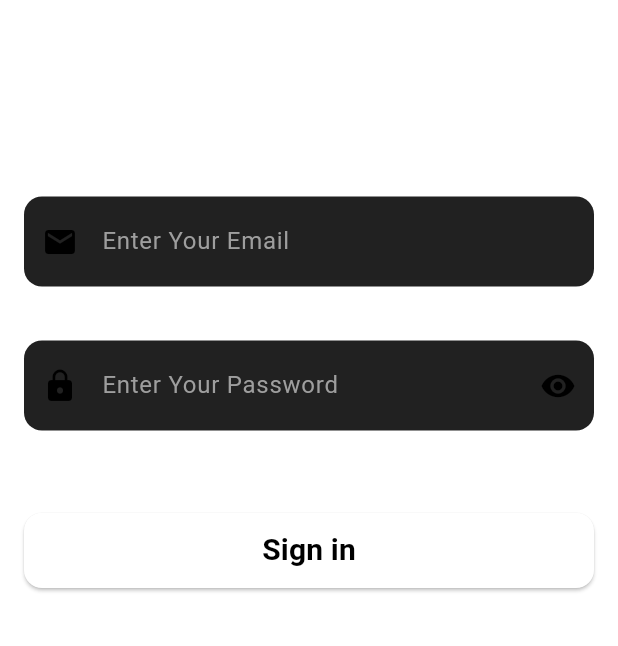
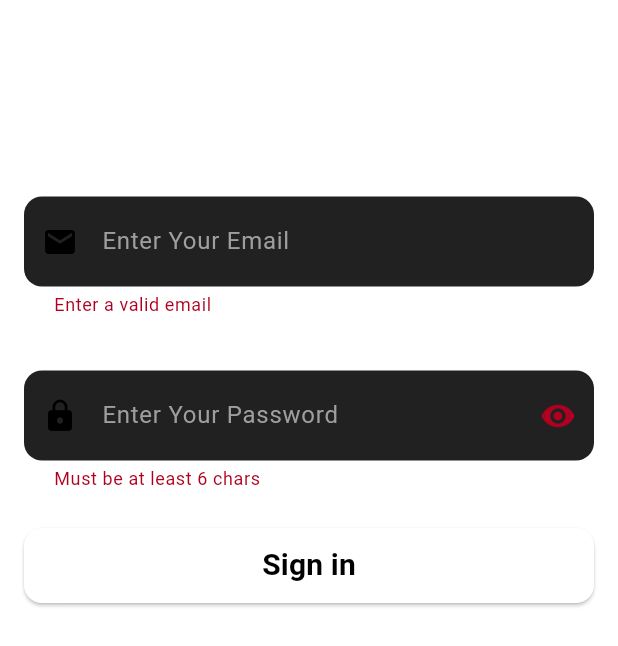
Before and after one commit to iamayushsharmaa/Pantry-Ai, a Flutter app: the SigninScreen screen opened by its route, after a tap on "Sign in", on a phone screen of 412 x 824 dp. Shown: the top 646 px of the screen. Run offline on Flutter 3.47's test engine with Material 3 defaults, Android fonts, the phone set to English and light mode, and no system bars; our stand-ins replace bloc, camera, cloud_firestore, dio, firebase_auth, firebase_core and 8 more; accounts and stored records are empty.

Commit message:
bloc in sign in screen setup

```diff
--- a/lib/config/routes.dart
+++ b/lib/config/routes.dart
@@ -1,11 +1,9 @@
 import 'package:cloud_firestore/cloud_firestore.dart';
 import 'package:firebase_auth/firebase_auth.dart';
 import 'package:flutter/material.dart';
-import 'package:flutter_bloc/flutter_bloc.dart';
 import 'package:flutter_secure_storage/flutter_secure_storage.dart';
 import 'package:go_router/go_router.dart';
 import 'package:google_sign_in/google_sign_in.dart';
-import 'package:pantry_ai/features/auth/presentation/bloc/auth_bloc.dart';
 import 'package:pantry_ai/features/auth/presentation/screens/sign_in_screen.dart';
 import 'package:pantry_ai/features/auth/presentation/screens/sign_up_screen.dart';
 import 'package:pantry_ai/features/dishes/presentation/screens/dishes_detail_screen.dart';
@@ -13,6 +11,7 @@ import 'package:pantry_ai/features/dishes/presentation/screens/dishes_list_scree
 import 'package:pantry_ai/features/home/presentation/screens/widget_tree.dart';
 import 'package:pantry_ai/splash.dart';
 
+import '../features/analytics/presentation/screens/analytics_screen.dart';
 import '../features/auth/domain/repository/auth_repository_impl.dart';
 import '../features/auth/presentation/screens/onboarding_screen.dart';
 import '../features/home/presentation/screens/home_screen.dart';
@@ -38,43 +37,23 @@ GoRouter createRouter() {
       GoRoute(
         path: '/splash',
         name: 'splash',
-        builder: (context, state) {
-          return BlocProvider(
-            create: (context) => AuthBloc(authRepository: authRepository),
-            child: Splash(),
-          );
-        },
+        builder: (context, state) => Splash(),
       ),
       GoRoute(
         path: '/onboarding',
         name: 'onBoarding',
-        builder: (context, state) {
-          return BlocProvider(
-            create: (context) => AuthBloc(authRepository: authRepository),
-            child: OnBoardingScreen(),
-          );
-        },
+        builder: (context, state) => OnBoardingScreen(),
       ),
 
       GoRoute(
         path: '/sign-in',
         name: 'signIn',
-        builder: (context, state) {
-          return BlocProvider(
-            create: (context) => AuthBloc(authRepository: authRepository),
-            child: SigninScreen(),
-          );
-        },
+        builder: (context, state) => SigninScreen(),
       ),
       GoRoute(
         path: '/sign-up',
         name: 'signUp',
-        builder: (context, state) {
-          return BlocProvider(
-            create: (context) => AuthBloc(authRepository: authRepository),
-            child: SignupScreen(),
-          );
-        },
+        builder: (context, state) => SignupScreen(),
       ),
       GoRoute(
         path: '/camera',
@@ -97,51 +76,19 @@ GoRouter createRouter() {
           GoRoute(
             path: '/home',
             name: 'home',
-            builder: (context, state) => HomeScreen(),
+            builder: (context, state) {
+              return HomeScreen();
+            },
           ),
-          // GoRoute(
-          //   path: '/',
-          //   name: 'clients',
-          //   builder: (context, state) => ClientScreen(),
-          // ),
-          // GoRoute(
-          //   path: '/analytics',
-          //   name: 'analytics',
-          //   builder: (context, state) => AnalyticsScreen(),
-          // ),
+          GoRoute(
+            path: '/analytics',
+            name: 'analytics',
+            builder: (context, state) => AnalyticsScreen(),
+          ),
         ],
       ),
     ],
-    redirect: (context, state) {
-      // final authState = context
-      //     .read<AuthBloc>()
-      //     .state;
-      // final currentPath = state.uri.path;
-      // final isPublicRoute = [
-      //   '/onboarding',
-      //   '/signin',
-      //   '/signup',
-      // ].contains(currentPath);
-      //
-      // if (authState is Authenticated && isPublicRoute) {
-      //   return '/home';
-      // }
-      // if (authState is Unauthenticated && !isPublicRoute) {
-      //   return '/onboarding';
-      // }
-      return '/home';
-    },
     errorBuilder: (context, state) =>
         Scaffold(body: Center(child: Text('Page not found: ${state.uri}'))),
   );
 }
-
-// class GoRouterRefresh extends ChangeNotifier {
-//   final AuthBloc bloc;
-//
-//   GoRouterRefresh(this.bloc) {
-//     bloc.stream.listen((_) {
-//       notifyListeners();
-//     });
-//   }
-// }
--- a/lib/features/auth/presentation/screens/sign_in_screen.dart
+++ b/lib/features/auth/presentation/screens/sign_in_screen.dart
@@ -1,7 +1,11 @@
 import 'package:flutter/material.dart';
+import 'package:flutter_bloc/flutter_bloc.dart';
 import 'package:go_router/go_router.dart';
+import 'package:pantry_ai/features/auth/presentation/bloc/auth_bloc.dart';
+import 'package:pantry_ai/features/auth/presentation/bloc/auth_state.dart';
 
 import '../../../../core/common/auth_text_field.dart';
+import '../bloc/auth_event.dart';
 
 class SigninScreen extends StatefulWidget {
   const SigninScreen({super.key});
@@ -13,17 +17,32 @@ class SigninScreen extends StatefulWidget {
 class _SigninScreenState extends State<SigninScreen> {
   final emailController = TextEditingController();
   final passwordController = TextEditingController();
+  final _formKey = GlobalKey<FormState>();
 
   @override
   Widget build(BuildContext context) {
     return Scaffold(
       body: SafeArea(
+        child: BlocListener<AuthBloc, AuthState>(
+          listener: (context, state) {
+            state.whenOrNull(
+              authenticated: (user) {
+                context.goNamed('home');
+              },
+              error: (message) {
+                ScaffoldMessenger.of(
+                  context,
+                ).showSnackBar(SnackBar(content: Text(message)));
+              },
+            );
+          },
           child: Padding(
             padding: const EdgeInsets.all(16.0),
             child: Column(
               mainAxisAlignment: MainAxisAlignment.spaceBetween,
               children: [
                 Form(
+                  key: _formKey,
                   child: Column(
                     crossAxisAlignment: CrossAxisAlignment.start,
                     children: [
@@ -71,31 +90,35 @@ class _SigninScreenState extends State<SigninScreen> {
                         hint: 'Enter Your Password',
                         prefixIcon: Icons.lock,
                         obscureText: true,
-                      validator: (input) => (input == null || input.length < 6)
+                        validator: (input) =>
+                            (input == null || input.length < 6)
                             ? 'Must be at least 6 chars'
                             : null,
                       ),
-                    const SizedBox(height: 10),
-                    Row(
-                      mainAxisAlignment: MainAxisAlignment.end,
-                      children: [
-                        Text(
-                          'Forget Password?',
-                          style: TextStyle(
-                            fontSize: 14,
-                            fontWeight: FontWeight.w500,
-                            color: Colors.white60,
-                          ),
-                        ),
-                      ],
-                    ),
                       const SizedBox(height: 25),
-                    SizedBox(
+
+                      BlocBuilder<AuthBloc, AuthState>(
+                        builder: (context, state) {
+                          final isLoading = state.maybeWhen(
+                            loading: () => true,
+                            orElse: () => false,
+                          );
+
+                          return SizedBox(
                             width: MediaQuery.of(context).size.width,
                             height: 50,
                             child: ElevatedButton(
-                        onPressed: () {
-                          if (Form.of(context).validate()) {}
+                              onPressed: isLoading
+                                  ? null
+                                  : () {
+                                      if (_formKey.currentState!.validate()) {
+                                        context.read<AuthBloc>().add(
+                                          AuthEvent.signIn(
+                                            emailController.text.trim(),
+                                            passwordController.text.trim(),
+                                          ),
+                                        );
+                                      }
                                     },
                               style: ElevatedButton.styleFrom(
                                 backgroundColor: Colors.white,
@@ -105,13 +128,15 @@ class _SigninScreenState extends State<SigninScreen> {
                                 ),
                               ),
                               child: Text(
-                          'Sign in',
+                                isLoading ? 'Signing in…' : 'Sign in',
                                 style: TextStyle(
                                   fontSize: 20,
                                   fontWeight: FontWeight.w600,
                                 ),
                               ),
                             ),
+                          );
+                        },
                       ),
                     ],
                   ),
@@ -146,6 +171,7 @@ class _SigninScreenState extends State<SigninScreen> {
             ),
           ),
         ),
+      ),
     );
   }
 }
--- a/lib/main.dart
+++ b/lib/main.dart
@@ -1,32 +1,49 @@
-import 'package:dio/dio.dart';
+import 'package:cloud_firestore/cloud_firestore.dart';
+import 'package:firebase_auth/firebase_auth.dart';
 import 'package:firebase_core/firebase_core.dart';
 import 'package:flutter/material.dart';
 import 'package:flutter_bloc/flutter_bloc.dart';
-import 'package:flutter_secure_storage/flutter_secure_storage.dart';
 import 'package:google_sign_in/google_sign_in.dart';
 import 'package:pantry_ai/core/theme/theme.dart';
+import 'package:pantry_ai/features/auth/domain/repository/auth_repository_impl.dart';
 
 import 'config/routes.dart';
+import 'features/auth/presentation/bloc/auth_bloc.dart';
 import 'firebase_options.dart';
 
 void main() async {
   WidgetsFlutterBinding.ensureInitialized();
   await Firebase.initializeApp(options: DefaultFirebaseOptions.currentPlatform);
 
-  final dio = Dio();
-  final googleSignIn = GoogleSignIn();
-  final storage = FlutterSecureStorage();
-
   runApp(const MyApp());
 }
 
-class MyApp extends StatelessWidget {
+class MyApp extends StatefulWidget {
   const MyApp({super.key});
+
+  @override
+  State<MyApp> createState() => _MyAppState();
+}
+
+class _MyAppState extends State<MyApp> {
+  final FirebaseFirestore firestore = FirebaseFirestore.instance;
+  final FirebaseAuth firebase_auth = FirebaseAuth.instance;
+  final GoogleSignIn google_sign_in = GoogleSignIn();
 
   @override
   Widget build(BuildContext context) {
     return MultiBlocProvider(
-      providers: [],
+      providers: [
+        BlocProvider(
+          create: (context) => AuthBloc(
+            authRepository: AuthRepositoryImpl(
+              firestore: firestore,
+              firebaseAuth: firebase_auth,
+              googleSignIn: google_sign_in,
+            ),
+          ),
+        ),
+      ],
       child: Builder(
         builder: (context) {
           return MaterialApp.router(
```
Also changed, not shown: lib/features/analytics/presentation/screens/analytics_screen.dart (+10 -0 lines), lib/features/auth/presentation/screens/onboarding_screen.dart (+41 -5 lines). Lines whose indentation alone changed are shown as unchanged.
